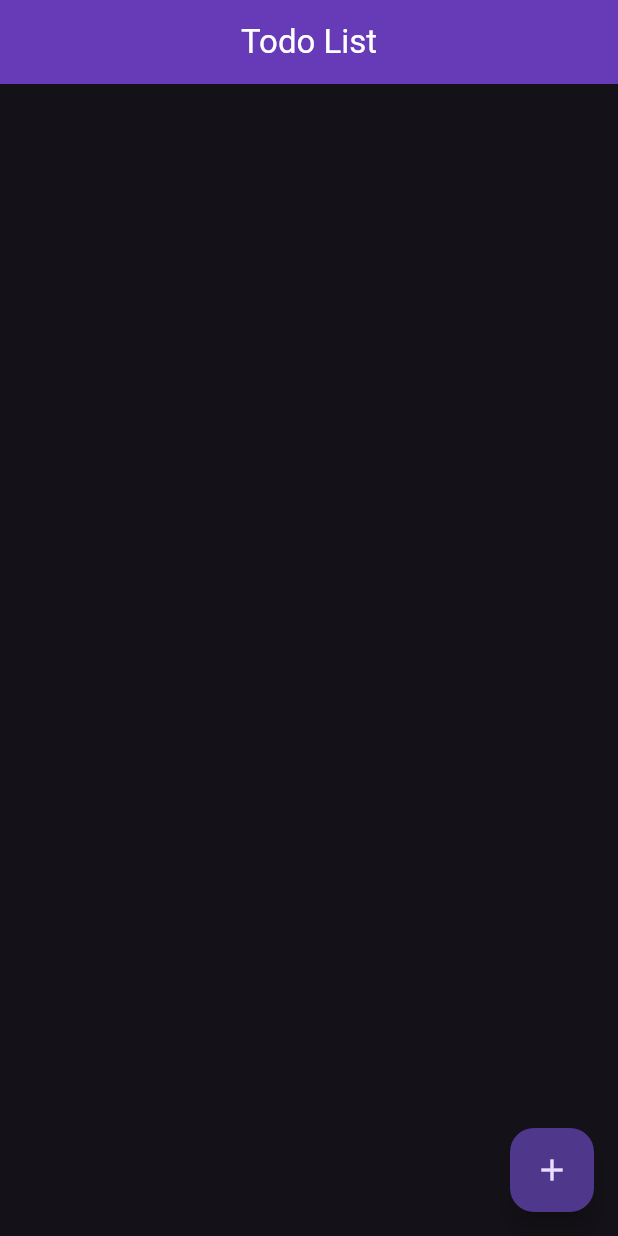
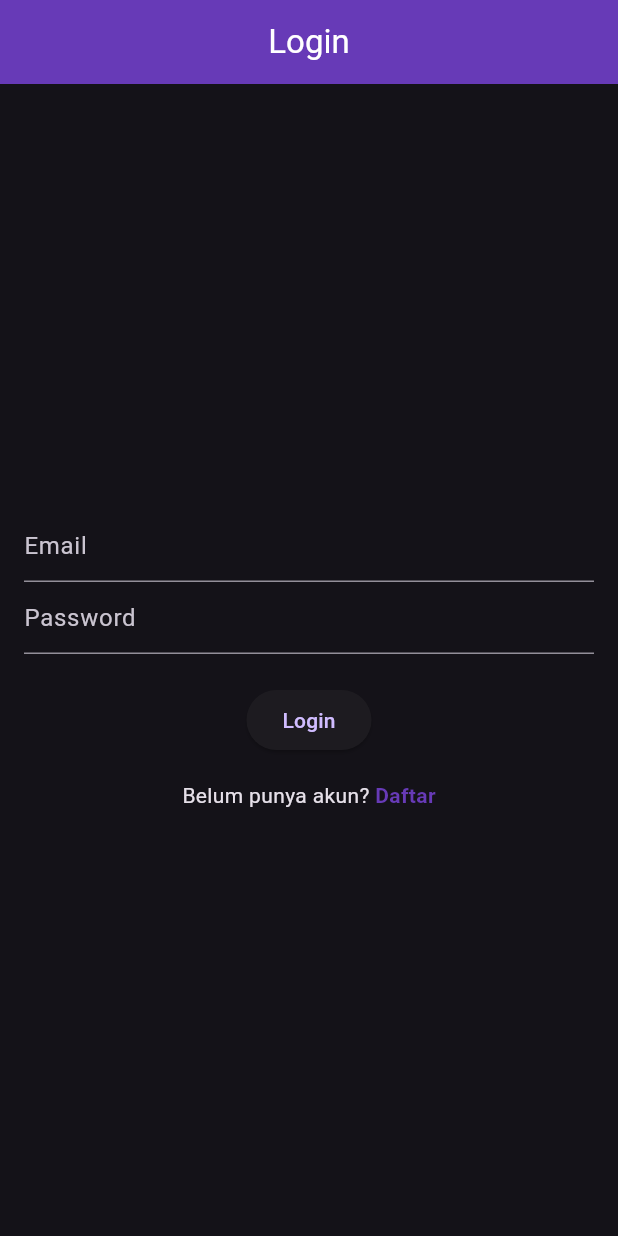
Before and after one commit to bccfilkom-fe/workshop_mobile_3_2025, a Flutter app: the screen it shows after launch, on a phone screen of 412 x 824 dp. Run offline on Flutter 3.47's test engine with Material 3 defaults, Android fonts, the phone set to English and light mode, and no system bars.

Commit message:
first commit

```diff
--- a/lib/main.dart
+++ b/lib/main.dart
@@ -1,5 +1,5 @@
 import 'package:flutter/material.dart';
-import 'package:todo_app_simple/screen/todo_list_page.dart';
+import 'package:todo_app_simple/screen/login_page.dart';
 
 void main() {
   runApp(MyApp());
@@ -12,7 +12,7 @@ class MyApp extends StatelessWidget {
   Widget build(BuildContext context) {
     return MaterialApp(
       theme: ThemeData.dark(),
-      home: TodoListPage(),
+      home: LoginPage(),
       debugShowCheckedModeBanner: false,
     );
   }
--- /dev/null
+++ b/lib/screen/login_page.dart
@@ -0,0 +1,75 @@
+import 'package:flutter/material.dart';
+import 'package:todo_app_simple/screen/signup_page.dart';
+
+class LoginPage extends StatefulWidget {
+  const LoginPage({super.key});
+
+  @override
+  State<LoginPage> createState() => _LoginPageState();
+}
+
+class _LoginPageState extends State<LoginPage> {
+  TextEditingController emailController = TextEditingController();
+  TextEditingController passwordController = TextEditingController();
+
+  @override
+  Widget build(BuildContext context) {
+    return Scaffold(
+      appBar: AppBar(
+        backgroundColor: Colors.deepPurple,
+        title: const Text('Login', style: TextStyle(color: Colors.white)),
+        centerTitle: true,
+      ),
+      body: Padding(
+        padding: const EdgeInsets.all(16.0),
+        child: Column(
+          mainAxisAlignment: MainAxisAlignment.center,
+          children: [
+            TextField(
+              controller: emailController,
+              decoration: const InputDecoration(hintText: 'Email'),
+            ),
+            TextField(
+              controller: passwordController,
+              decoration: const InputDecoration(hintText: 'Password'),
+              obscureText: true,
+            ),
+            const SizedBox(height: 20),
+            ElevatedButton(
+              onPressed: login,
+              child: const Text('Login'),
+            ),
+            SizedBox(
+              height: 16,
+            ),
+            Row(
+              mainAxisAlignment: MainAxisAlignment.center,
+              children: [
+                const Text('Belum punya akun? '),
+                GestureDetector(
+                  onTap: () {
+                    Navigator.push(
+                      context,
+                      MaterialPageRoute(
+                        builder: (context) => const SignupPage(),
+                      ),
+                    );
+                  },
+                  child: const Text(
+                    'Daftar',
+                    style: TextStyle(
+                      color: Colors.deepPurple,
+                      fontWeight: FontWeight.bold,
+                    ),
+                  ),
+                ),
+              ],
+            ),
+          ],
+        ),
+      ),
+    );
+  }
+
+  void login() {}
+}
```
Also changed, not shown: lib/screen/signup_page.dart (added, +54 -0 lines).
